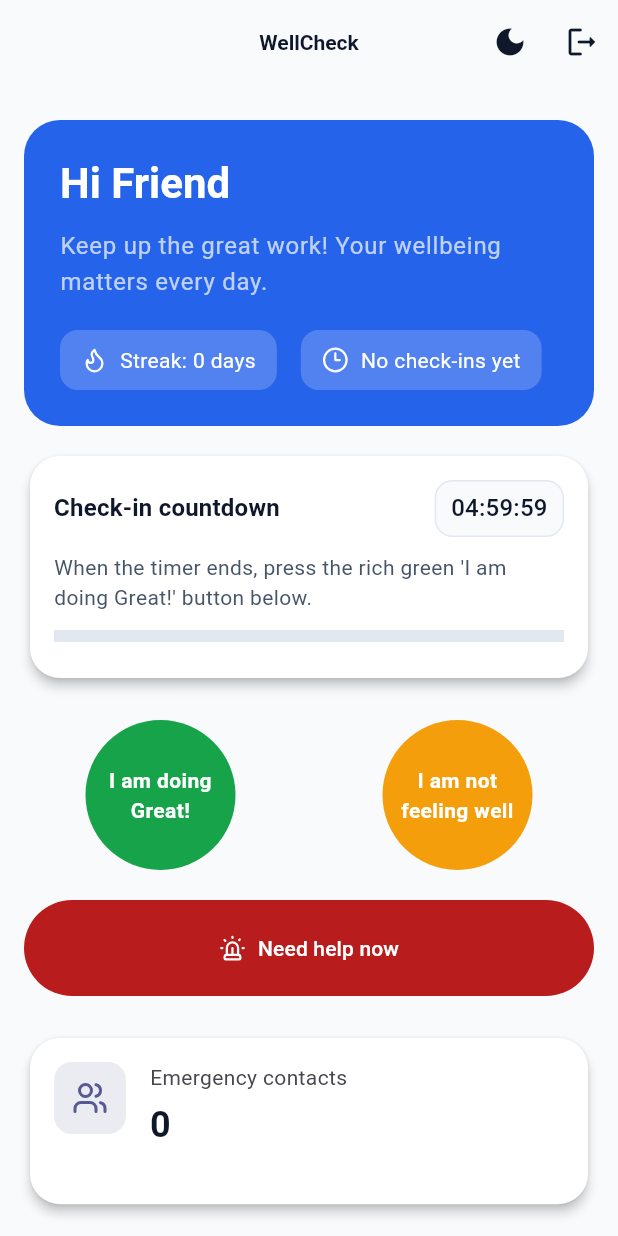
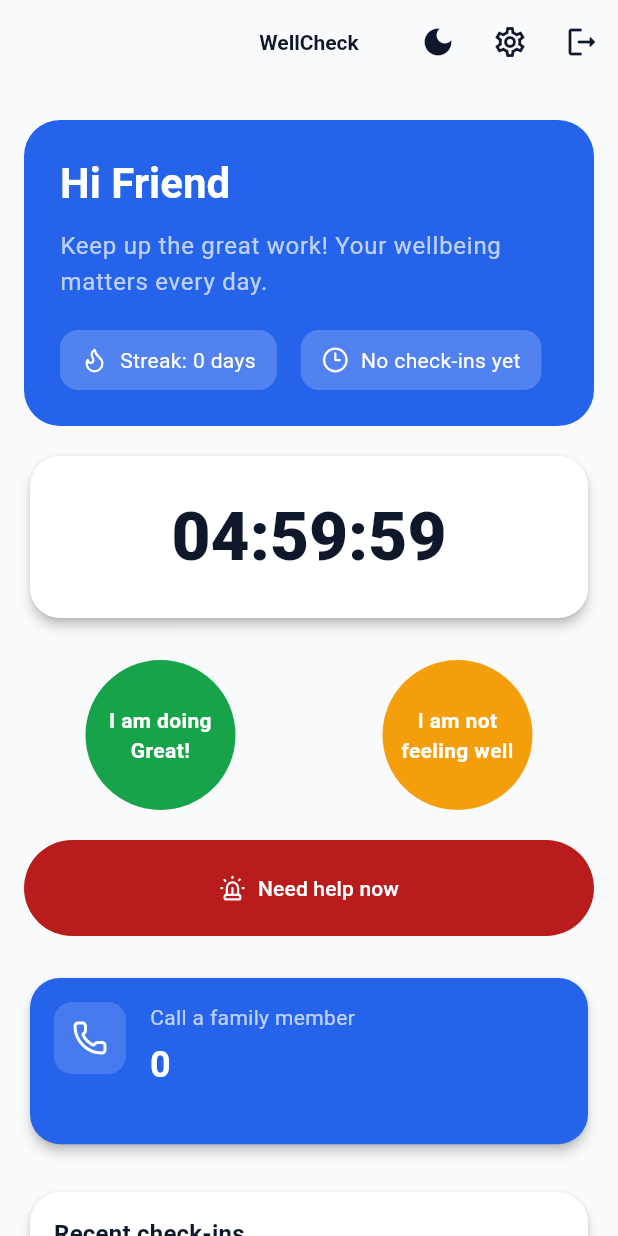
Before and after one commit to Taehillah/Wellness_Circle, a Flutter app: the HomeView screen opened by its route, on a phone screen of 412 x 824 dp. Run offline on Flutter 3.47's test engine with Material 3 defaults, Android fonts, the phone set to English and light mode, and no system bars; our stand-ins replace dio, flutter_riverpod, geolocator, go_router, lucide_icons, riverpod and 1 more; accounts and stored records are empty.

Commit message:
Setting Updated

```diff
--- a/wellcheck/lib/src/features/home/presentation/home_view.dart
+++ b/wellcheck/lib/src/features/home/presentation/home_view.dart
@@ -2,6 +2,7 @@
 import 'package:flutter/material.dart';
 import 'package:flutter_riverpod/flutter_riverpod.dart';
 import 'package:lucide_icons/lucide_icons.dart';
+import 'package:url_launcher/url_launcher.dart';
 
 import '../../../shared/theme/app_theme.dart';
 import '../../../shared/utils/date_utils.dart';
@@ -15,6 +16,9 @@
 import '../../history/application/check_in_controller.dart';
 import '../../history/data/models/check_in_stats.dart';
 import '../../../shared/theme/theme_controller.dart';
+import '../../../shared/settings/settings_controller.dart';
+import 'package:go_router/go_router.dart';
+import '../../../shared/router/app_router.dart';
 
 // Triggers a restart of the countdown timer when incremented.
 class _CountdownRestart extends Notifier<int> {
@@ -70,6 +74,11 @@
             );
           }),
           IconButton(
+            tooltip: 'Settings',
+            icon: const Icon(Icons.settings_outlined),
+            onPressed: () => context.go(AppRoute.settings.path),
+          ),
+          IconButton(
             tooltip: 'Log out',
             icon: const Icon(Icons.logout_rounded),
             onPressed: () => authController.logout(),
@@ -112,14 +121,14 @@
 }
 
 class _CountdownPanelState extends ConsumerState<_CountdownPanel> {
-  // Default countdown duration. Adjust as needed.
-  // Default countdown duration; panel shows HH:MM:SS.
-  static const _defaultDuration = Duration(hours: 5);
+  // Use ref.read here; watching in initState triggers inherited access errors.
+  Duration get _currentDuration => Duration(hours: ref.read(timerHoursProvider));
 
   late Duration _remaining;
   Timer? _timer;
   bool _alertShown = false;
   ProviderSubscription<int>? _restartSub;
+  ProviderSubscription<int>? _timerHoursSub;
 
   @override
   void initState() {
@@ -127,6 +136,10 @@
     _resetTimer();
     // Listen for external restart requests (e.g., when user taps "I am up").
     _restartSub = ref.listenManual<int>(countdownRestartProvider, (previous, next) {
+      _resetTimer();
+    });
+    // Restart timer when settings change the hours value.
+    _timerHoursSub = ref.listenManual<int>(timerHoursProvider, (previous, next) {
       _resetTimer();
     });
   }
@@ -144,11 +157,12 @@
   void dispose() {
     _cancelTimer();
     _restartSub?.close();
+    _timerHoursSub?.close();
     super.dispose();
   }
 
   void _resetTimer() {
-    _remaining = _defaultDuration;
+    _remaining = _currentDuration;
     _alertShown = false;
     _cancelTimer();
     _startTimer();
@@ -173,9 +187,9 @@
         }
         // Unlock the check-in button when timer completes.
         ref.read(checkInLockProvider.notifier).unlock();
-        // Auto-restart countdown for the next cycle (every 5 hours by default).
+        // Auto-restart countdown for the next cycle using current settings.
         setState(() {
-          _remaining = _defaultDuration;
+          _remaining = _currentDuration;
           _alertShown = false;
         });
         _startTimer();
@@ -202,69 +216,18 @@
   @override
   Widget build(BuildContext context) {
     final theme = Theme.of(context);
-    final completed = _remaining == Duration.zero;
-
     return Card(
       child: Padding(
-        padding: const EdgeInsets.all(16),
-        child: Column(
-          crossAxisAlignment: CrossAxisAlignment.start,
-          children: [
-            Row(
-              mainAxisAlignment: MainAxisAlignment.spaceBetween,
-              children: [
-                Text(
-                  'Check-in countdown',
-                  style: theme.textTheme.titleMedium?.copyWith(
-                    fontWeight: FontWeight.bold,
-                  ),
-                ),
-                if (!completed)
-                  Container(
-                    padding: const EdgeInsets.symmetric(horizontal: 10, vertical: 6),
-                    decoration: BoxDecoration(
-                      color: AppColors.neutralBackground,
-                      borderRadius: BorderRadius.circular(12),
-                      border: Border.all(color: const Color(0xFFE2E8F0)),
-                    ),
-                    child: Text(
-                      _format(_remaining),
-                      style: theme.textTheme.titleMedium,
-                    ),
-                  ),
-              ],
+        padding: const EdgeInsets.symmetric(horizontal: 24, vertical: 28),
+        child: Center(
+          child: Text(
+            _format(_remaining),
+            textAlign: TextAlign.center,
+            style: theme.textTheme.displayMedium?.copyWith(
+              fontWeight: FontWeight.w800,
+              color: AppColors.textPrimary,
             ),
-            const SizedBox(height: 10),
-            if (!completed) ...[
-              Text(
-                "When the timer ends, press the rich green 'I am doing Great!' button below.",
-                style: theme.textTheme.bodyMedium?.copyWith(color: AppColors.textSecondary),
-              ),
-              const SizedBox(height: 12),
-              LinearProgressIndicator(
-                value: 1.0 - (_remaining.inMilliseconds / _defaultDuration.inMilliseconds),
-                minHeight: 8,
-                backgroundColor: const Color(0xFFE2E8F0),
-              ),
-              const SizedBox(height: 8),
-            ] else ...[
-              Row(
-                children: const [
-                  Icon(LucideIcons.bellRing, color: AppColors.danger),
-                  SizedBox(width: 8),
-                  Expanded(
-                    child: Text(
-                      "Time to check in! Press the rich green 'I am doing Great!' button.",
-                      style: TextStyle(
-                        color: AppColors.danger,
-                        fontWeight: FontWeight.w600,
-                      ),
-                    ),
-                  ),
-                ],
-              ),
-            ],
-          ],
+          ),
         ),
       ),
     );
@@ -478,14 +441,40 @@
   }
 }
 
-class _StatsGrid extends StatelessWidget {
+class _StatsGrid extends ConsumerWidget {
   const _StatsGrid({required this.stats, required this.contactsCount});
 
   final CheckInStats stats;
   final int contactsCount;
 
+  Future<void> _callFirstContact(BuildContext context, WidgetRef ref) async {
+    final contactsState = ref.read(contactsControllerProvider);
+    final messenger = ScaffoldMessenger.of(context);
+    if (contactsState.contacts.isEmpty) {
+      messenger.showSnackBar(
+        const SnackBar(content: Text('No family contacts available to call.')),
+      );
+      return;
+    }
+    final phone = contactsState.contacts.first.phone.trim();
+    if (phone.isEmpty) {
+      messenger.showSnackBar(
+        const SnackBar(content: Text('Selected contact has no phone number.')),
+      );
+      return;
+    }
+    final uri = Uri(scheme: 'tel', path: phone);
+    if (await canLaunchUrl(uri)) {
+      await launchUrl(uri);
+    } else {
+      messenger.showSnackBar(
+        SnackBar(content: Text('Cannot launch dialer for $phone')),
+      );
+    }
+  }
+
   @override
-  Widget build(BuildContext context) {
+  Widget build(BuildContext context, WidgetRef ref) {
     return LayoutBuilder(
       builder: (context, constraints) {
         final isWide = constraints.maxWidth > 600;
@@ -498,10 +487,16 @@
           physics: const NeverScrollableScrollPhysics(),
           children: [
             // Removed 'Current streak' and 'This week' per request.
-            StatCard(
-              label: 'Emergency contacts',
-              value: contactsCount.toString(),
-              icon: LucideIcons.users,
+            InkWell(
+              borderRadius: BorderRadius.circular(20),
+              onTap: () => _callFirstContact(context, ref),
+              child: StatCard(
+                label: 'Call a family member',
+                value: contactsCount.toString(),
+                icon: LucideIcons.phone,
+                backgroundColor: const Color(0xFF2563EB), // solid blue
+                foregroundColor: Colors.white,
+              ),
             ),
           ],
         );
--- a/wellcheck/lib/src/shared/widgets/stat_card.dart
+++ b/wellcheck/lib/src/shared/widgets/stat_card.dart
@@ -8,6 +8,8 @@
     this.subtitle,
     this.icon,
     this.color,
+    this.backgroundColor,
+    this.foregroundColor,
   });
 
   final String label;
@@ -15,11 +17,16 @@
   final String? subtitle;
   final IconData? icon;
   final Color? color;
+  final Color? backgroundColor;
+  final Color? foregroundColor;
 
   @override
   Widget build(BuildContext context) {
     final theme = Theme.of(context);
+    final bool isSolid = backgroundColor != null;
+    final Color fg = foregroundColor ?? (isSolid ? Colors.white : theme.colorScheme.onSurface);
     return Card(
+      color: backgroundColor,
       child: Padding(
         padding: const EdgeInsets.all(16),
         child: Row(
@@ -29,13 +36,14 @@
               Container(
                 padding: const EdgeInsets.all(12),
                 decoration: BoxDecoration(
-                  color: (color ?? theme.colorScheme.primary)
-                      .withValues(alpha: 0.12),
+                  color: isSolid
+                      ? Colors.white.withValues(alpha: 0.15)
+                      : (color ?? theme.colorScheme.primary).withValues(alpha: 0.12),
                   borderRadius: BorderRadius.circular(12),
                 ),
                 child: Icon(
                   icon,
-                  color: color ?? theme.colorScheme.primary,
+                  color: isSolid ? Colors.white : (color ?? theme.colorScheme.primary),
                 ),
               ),
             if (icon != null) const SizedBox(width: 16),
@@ -46,7 +54,7 @@
                   Text(
                     label,
                     style: theme.textTheme.bodyMedium?.copyWith(
-                      color: theme.colorScheme.onSurfaceVariant,
+                      color: isSolid ? Colors.white70 : theme.colorScheme.onSurfaceVariant,
                     ),
                   ),
                   const SizedBox(height: 6),
@@ -54,13 +62,14 @@
                     value,
                     style: theme.textTheme.headlineSmall?.copyWith(
                       fontWeight: FontWeight.bold,
+                      color: fg,
                     ),
                   ),
                   if (subtitle != null) ...[
                     const SizedBox(height: 8),
                     Text(
                       subtitle!,
-                      style: theme.textTheme.bodySmall,
+                      style: theme.textTheme.bodySmall?.copyWith(color: fg.withValues(alpha: 0.9)),
                     ),
                   ],
                 ],
--- a/wellcheck/pubspec.yaml
+++ b/wellcheck/pubspec.yaml
@@ -43,6 +43,7 @@
   geolocator: ^14.0.2
   uuid: ^4.5.1
   riverpod: ^3.0.3
+  url_launcher: ^6.3.1
 
 dev_dependencies:
   flutter_test:
```
Also changed, not shown: wellcheck/lib/src/features/alerts/application/emergency_controller.dart (+12 -0 lines), wellcheck/lib/src/features/settings/presentation/settings_view.dart (added, +145 -0 lines), wellcheck/lib/src/shared/router/app_router.dart (+7 -0 lines), wellcheck/lib/src/shared/settings/settings_controller.dart (added, +48 -0 lines), wellcheck/pubspec.lock.
